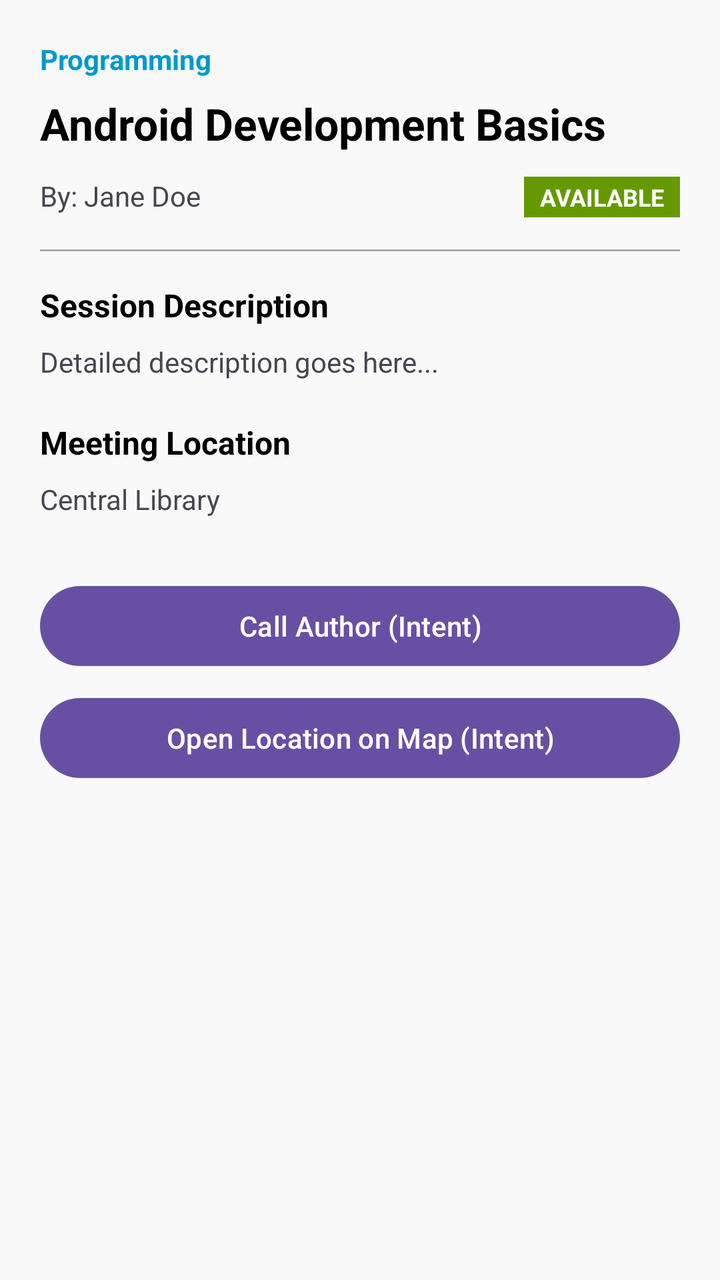
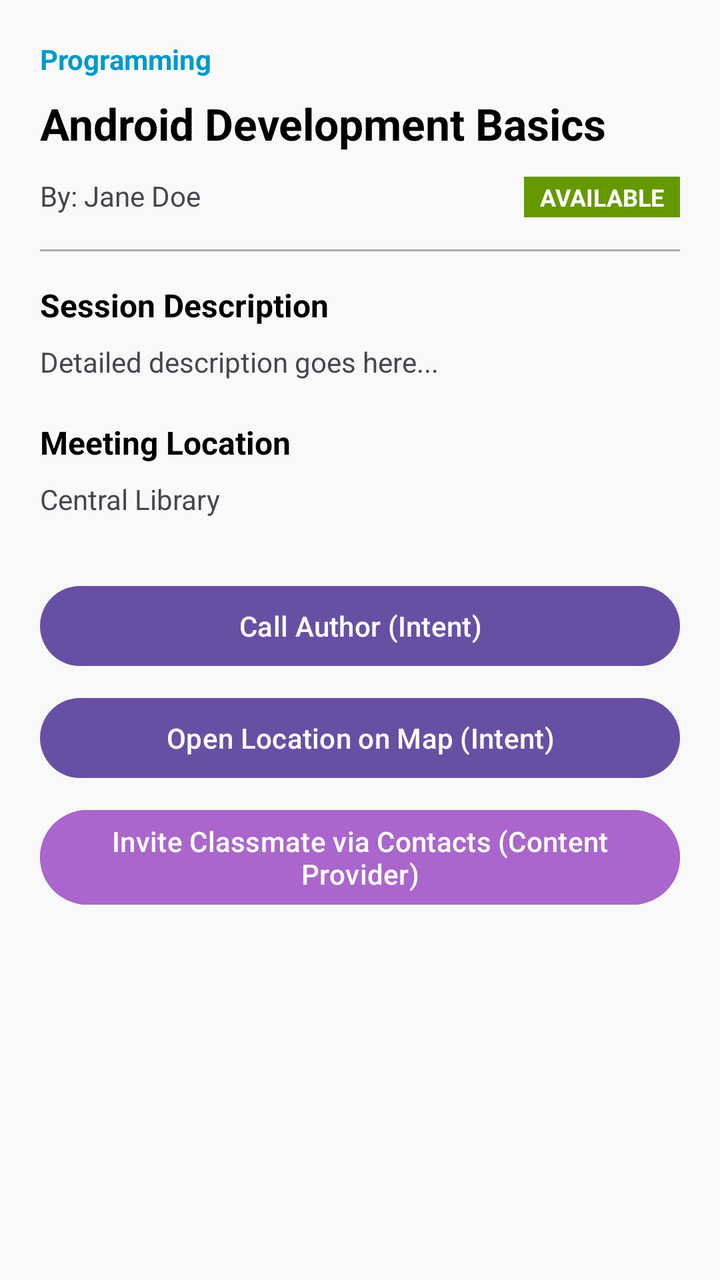

Screens rendered from an Android XML layout before and after an edit, with the pre-edit source and the edit as a unified diff.
<!-- AndroidManifest.xml: application theme Theme.SkillSwap -->
<!-- res/layout/activity_skill_detail.xml -->
<?xml version="1.0" encoding="utf-8"?>
<LinearLayout xmlns:android="http://schemas.android.com/apk/res/android"
    android:layout_width="match_parent"
    android:layout_height="match_parent"
    android:orientation="vertical"
    android:padding="20dp"
    android:background="#F9F9F9">

    <TextView
        android:id="@+id/tvDetailCategory"
        android:layout_width="wrap_content"
        android:layout_height="wrap_content"
        android:text="Programming"
        android:textColor="@android:color/holo_blue_dark"
        android:textSize="14sp"
        android:textStyle="bold" />

    <TextView
        android:id="@+id/tvDetailTitle"
        android:layout_width="match_parent"
        android:layout_height="wrap_content"
        android:layout_marginTop="8dp"
        android:text="Android Development Basics"
        android:textColor="@android:color/black"
        android:textSize="22sp"
        android:textStyle="bold" />

    <LinearLayout
        android:layout_width="match_parent"
        android:layout_height="wrap_content"
        android:layout_marginTop="12dp"
        android:orientation="horizontal">

        <TextView
            android:id="@+id/tvDetailAuthor"
            android:layout_width="0dp"
            android:layout_height="wrap_content"
            android:layout_weight="1"
            android:text="By: Jane Doe"
            android:textSize="14sp" />

        <TextView
            android:id="@+id/tvDetailStatus"
            android:layout_width="wrap_content"
            android:layout_height="wrap_content"
            android:background="@android:color/holo_green_dark"
            android:paddingStart="8dp"
            android:paddingEnd="8dp"
            android:paddingTop="2dp"
            android:paddingBottom="2dp"
            android:text="AVAILABLE"
            android:textColor="@android:color/white"
            android:textSize="12sp"
            android:textStyle="bold" />
    </LinearLayout>

    <View
        android:layout_width="match_parent"
        android:layout_height="1dp"
        android:layout_marginTop="16dp"
        android:layout_marginBottom="16dp"
        android:background="@android:color/darker_gray" />

    <TextView
        android:layout_width="match_parent"
        android:layout_height="wrap_content"
        android:text="Session Description"
        android:textStyle="bold"
        android:textSize="16sp"
        android:textColor="@android:color/black" />

    <TextView
        android:id="@+id/tvDetailDescription"
        android:layout_width="match_parent"
        android:layout_height="wrap_content"
        android:layout_marginTop="8dp"
        android:text="Detailed description goes here..."
        android:textSize="14sp"
        android:lineSpacingExtra="4dp" />

    <TextView
        android:layout_width="match_parent"
        android:layout_height="wrap_content"
        android:layout_marginTop="20dp"
        android:text="Meeting Location"
        android:textStyle="bold"
        android:textSize="16sp"
        android:textColor="@android:color/black" />

    <TextView
        android:id="@+id/tvDetailLocation"
        android:layout_width="match_parent"
        android:layout_height="wrap_content"
        android:layout_marginTop="8dp"
        android:text="Central Library"
        android:textSize="14sp" />

    <LinearLayout
        android:layout_width="match_parent"
        android:layout_height="wrap_content"
        android:layout_marginTop="30dp"
        android:orientation="vertical">

        <Button
            android:id="@+id/btnCall"
            android:layout_width="match_parent"
            android:layout_height="wrap_content"
            android:text="Call Author (Intent)" />

        <Button
            android:id="@+id/btnMap"
            android:layout_width="match_parent"
            android:layout_height="wrap_content"
            android:layout_marginTop="8dp"
            android:text="Open Location on Map (Intent)" />
    </LinearLayout>

</LinearLayout>
<!-- resources referenced by this layout -->
<resources>
  <style name="Theme.SkillSwap" parent="Base.Theme.SkillSwap" />
  <style name="Base.Theme.SkillSwap" parent="Theme.Material3.DayNight.NoActionBar">
          
          
      </style>
</resources>

<!-- the commit's change to res/layout/activity_skill_detail.xml (unified diff, before → after) -->
@@ -113,6 +113,15 @@
             android:layout_height="wrap_content"
             android:layout_marginTop="8dp"
             android:text="Open Location on Map (Intent)" />
+
+        <Button
+            android:id="@+id/btnInviteContact"
+            android:layout_width="match_parent"
+            android:layout_height="wrap_content"
+            android:layout_marginTop="8dp"
+            android:backgroundTint="@android:color/holo_purple"
+            android:textColor="@android:color/white"
+            android:text="Invite Classmate via Contacts (Content Provider)" />
     </LinearLayout>
 
 </LinearLayout>
